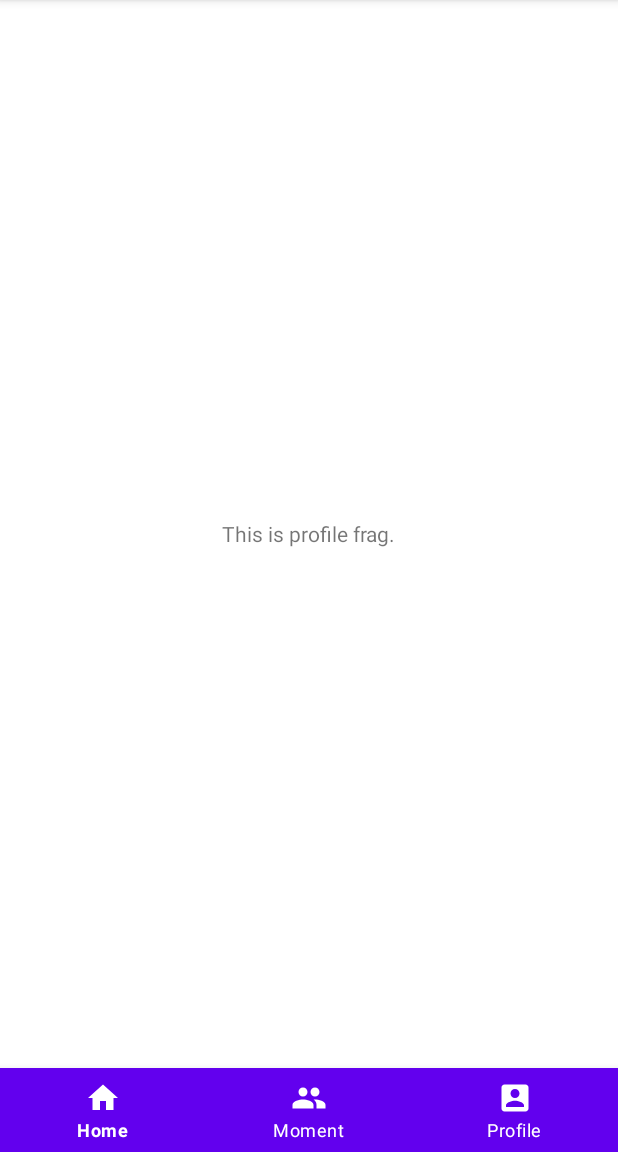
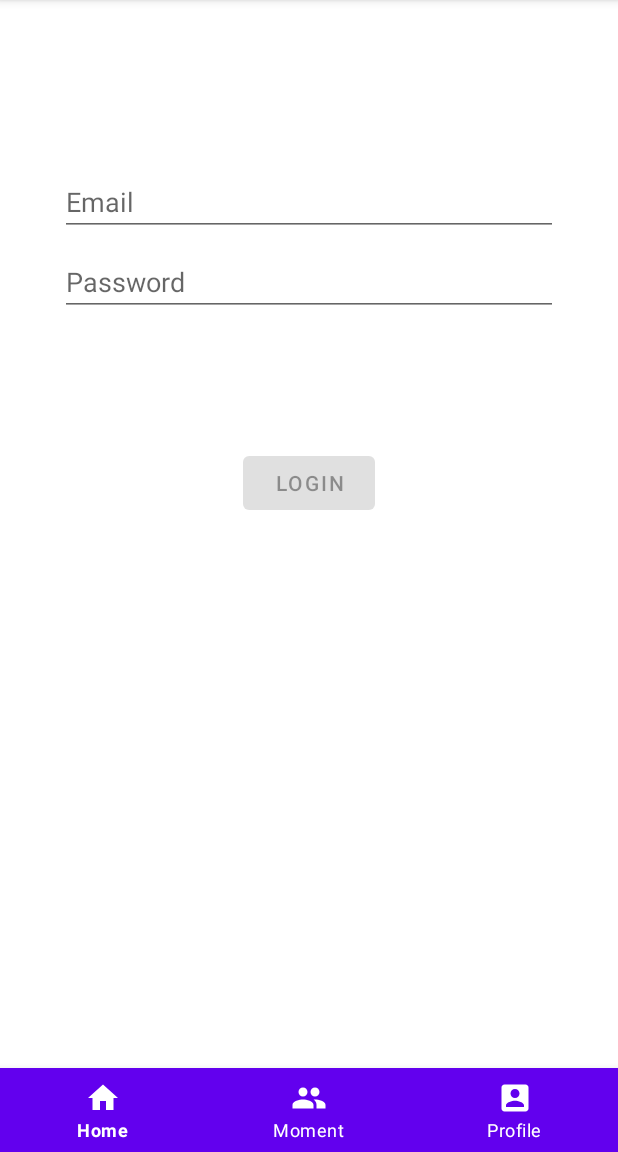
Before and after one commit to android-app-development-course/2021autumn-B3-bubble_tea, an Android app: the screen it shows after launch (MainActivity), item 3 of the bottom bar chosen, on a phone screen of 412 x 824 dp, the part 84-1236 px from its top. Run offline under Robolectric (Android 15) with nearby library versions, the phone set to English and light mode, and no system bars.

Commit message:
Initialize login_fragment

```diff
--- a/app/build.gradle
+++ b/app/build.gradle
@@ -25,6 +25,9 @@
         sourceCompatibility JavaVersion.VERSION_1_8
         targetCompatibility JavaVersion.VERSION_1_8
     }
+    buildFeatures {
+        viewBinding true
+    }
 }
 
 dependencies {
@@ -33,6 +36,9 @@
     implementation 'com.google.android.material:material:1.4.0'
     implementation 'androidx.constraintlayout:constraintlayout:2.1.0'
     implementation 'androidx.legacy:legacy-support-v4:1.0.0'
+    implementation 'androidx.annotation:annotation:1.2.0'
+    implementation 'androidx.lifecycle:lifecycle-livedata-ktx:2.3.1'
+    implementation 'androidx.lifecycle:lifecycle-viewmodel-ktx:2.3.1'
     testImplementation 'junit:junit:4.13.2'
     androidTestImplementation 'androidx.test.ext:junit:1.1.3'
     androidTestImplementation 'androidx.test.espresso:espresso-core:3.4.0'
--- a/app/src/main/java/com/my/bubbletea/MainActivity.java
+++ b/app/src/main/java/com/my/bubbletea/MainActivity.java
@@ -14,13 +14,16 @@
 import com.my.bubbletea.fragments.HomeFragment;
 import com.my.bubbletea.fragments.MomentFragment;
 import com.my.bubbletea.fragments.ProfileFragment;
+import com.my.bubbletea.ui.login.LoginFragment;
 
 public class MainActivity extends AppCompatActivity {
     private Fragment homeFragment;
     private Fragment profileFragment;
     private Fragment momentFragment;
-    private NavigationView navigationView;
     private BottomNavigationView bottomNavigationView;
+    private Fragment loginFragment;
+
+
 
 
     @Override
@@ -32,6 +35,7 @@
         homeFragment = new HomeFragment();
         profileFragment = new ProfileFragment();
         momentFragment = new MomentFragment();
+        loginFragment = new LoginFragment();
 
         bottomNavigationView = (BottomNavigationView) findViewById(R.id.bottom_navigation);
         bottomNavigationView.setOnItemSelectedListener(new NavigationBarView.OnItemSelectedListener() {
@@ -45,12 +49,15 @@
                         changeCurrentFragment(momentFragment);
                         break;
                     case R.id.icon_profile:
-                        changeCurrentFragment(profileFragment);
+                        // should be `profileFragment`
+                        changeCurrentFragment(loginFragment);
                         break;
                 }
                 return false;
             }
         });
+
+
 
         changeCurrentFragment(homeFragment);
     }
--- /dev/null
+++ b/app/src/main/java/com/my/bubbletea/data/LoginRepository.java
@@ -0,0 +1,54 @@
+package com.my.bubbletea.data;
+
+import com.my.bubbletea.data.model.LoggedInUser;
+
+/**
+ * Class that requests authentication and user information from the remote data source and
+ * maintains an in-memory cache of login status and user credentials information.
+ */
+public class LoginRepository {
+
+    private static volatile LoginRepository instance;
+
+    private LoginDataSource dataSource;
+
+    // If user credentials will be cached in local storage, it is recommended it be encrypted
+    // @see https://developer.android.com/training/articles/keystore
+    private LoggedInUser user = null;
+
+    // private constructor : singleton access
+    private LoginRepository(LoginDataSource dataSource) {
+        this.dataSource = dataSource;
+    }
+
+    public static LoginRepository getInstance(LoginDataSource dataSource) {
+        if (instance == null) {
+            instance = new LoginRepository(dataSource);
+        }
+        return instance;
+    }
+
+    public boolean isLoggedIn() {
+        return user != null;
+    }
+
+    public void logout() {
+        user = null;
+        dataSource.logout();
+    }
+
+    private void setLoggedInUser(LoggedInUser user) {
+        this.user = user;
+        // If user credentials will be cached in local storage, it is recommended it be encrypted
+        // @see https://developer.android.com/training/articles/keystore
+    }
+
+    public Result<LoggedInUser> login(String username, String password) {
+        // handle login
+        Result<LoggedInUser> result = dataSource.login(username, password);
+        if (result instanceof Result.Success) {
+            setLoggedInUser(((Result.Success<LoggedInUser>) result).getData());
+        }
+        return result;
+    }
+}
--- /dev/null
+++ b/app/src/main/java/com/my/bubbletea/ui/login/LoginFragment.java
@@ -0,0 +1,151 @@
+package com.my.bubbletea.ui.login;
+
+import androidx.lifecycle.Observer;
+import androidx.lifecycle.ViewModelProvider;
+import androidx.annotation.NonNull;
+import androidx.annotation.Nullable;
+import androidx.annotation.StringRes;
+import androidx.fragment.app.Fragment;
+
+import android.os.Bundle;
+import android.text.Editable;
+import android.text.TextWatcher;
+import android.view.KeyEvent;
+import android.view.LayoutInflater;
+import android.view.View;
+import android.view.ViewGroup;
+import android.view.inputmethod.EditorInfo;
+import android.widget.Button;
+import android.widget.EditText;
+import android.widget.ProgressBar;
+import android.widget.TextView;
+import android.widget.Toast;
+
+import com.my.bubbletea.databinding.FragmentLoginBinding;
+
+import com.my.bubbletea.R;
+
+public class LoginFragment extends Fragment {
+
+    private LoginViewModel loginViewModel;
+    private FragmentLoginBinding binding;
+
+    @Nullable
+    @Override
+    public View onCreateView(@NonNull LayoutInflater inflater,
+                             @Nullable ViewGroup container,
+                             @Nullable Bundle savedInstanceState) {
+
+        binding = FragmentLoginBinding.inflate(inflater, container, false);
+        return binding.getRoot();
+    }
+
+    @Override
+    public void onViewCreated(@NonNull View view, @Nullable Bundle savedInstanceState) {
+        super.onViewCreated(view, savedInstanceState);
+        loginViewModel = new ViewModelProvider(this, new LoginViewModelFactory())
+                .get(LoginViewModel.class);
+
+        final EditText usernameEditText = binding.username;
+        final EditText passwordEditText = binding.password;
+        final Button loginButton = binding.login;
+        final ProgressBar loadingProgressBar = binding.loading;
+
+        // 大概是动态检测 两个输入框的状态，进行提示
+        loginViewModel.getLoginFormState().observe(getViewLifecycleOwner(), new Observer<LoginFormState>() {
+            @Override
+            public void onChanged(@Nullable LoginFormState loginFormState) {
+                if (loginFormState == null) {
+                    return;
+                }
+                loginButton.setEnabled(loginFormState.isDataValid());
+                if (loginFormState.getUsernameError() != null) {
+                    usernameEditText.setError(getString(loginFormState.getUsernameError()));
+                }
+                if (loginFormState.getPasswordError() != null) {
+                    passwordEditText.setError(getString(loginFormState.getPasswordError()));
+                }
+            }
+        });
+
+
+        loginViewModel.getLoginResult().observe(getViewLifecycleOwner(), new Observer<LoginResult>() {
+            @Override
+            public void onChanged(@Nullable LoginResult loginResult) {
+                if (loginResult == null) {
+                    return;
+                }
+                loadingProgressBar.setVisibility(View.GONE);
+                if (loginResult.getError() != null) {
+                    showLoginFailed(loginResult.getError());
+                }
+                if (loginResult.getSuccess() != null) {
+                    updateUiWithUser(loginResult.getSuccess());
+                }
+            }
+        });
+
+        TextWatcher afterTextChangedListener = new TextWatcher() {
+            @Override
+            public void beforeTextChanged(CharSequence s, int start, int count, int after) {
+                // ignore
+            }
+
+            @Override
+            public void onTextChanged(CharSequence s, int start, int before, int count) {
+                // ignore
+            }
+
+            @Override
+            public void afterTextChanged(Editable s) {
+                loginViewModel.loginDataChanged(usernameEditText.getText().toString(),
+                        passwordEditText.getText().toString());
+            }
+        };
+        usernameEditText.addTextChangedListener(afterTextChangedListener);
+        passwordEditText.addTextChangedListener(afterTextChangedListener);
+        passwordEditText.setOnEditorActionListener(new TextView.OnEditorActionListener() {
+
+            @Override
+            public boolean onEditorAction(TextView v, int actionId, KeyEvent event) {
+                if (actionId == EditorInfo.IME_ACTION_DONE) {
+                    loginViewModel.login(usernameEditText.getText().toString(),
+                            passwordEditText.getText().toString());
+                }
+                return false;
+            }
+        });
+
+        loginButton.setOnClickListener(new View.OnClickListener() {
+            @Override
+            public void onClick(View v) {
+                loadingProgressBar.setVisibility(View.VISIBLE);
+                loginViewModel.login(usernameEditText.getText().toString(),
+                        passwordEditText.getText().toString());
+            }
+        });
+    }
+
+    private void updateUiWithUser(LoggedInUserView model) {
+        String welcome = getString(R.string.welcome) + model.getDisplayName();
+        // TODO : initiate successful logged in experience
+        if (getContext() != null && getContext().getApplicationContext() != null) {
+            Toast.makeText(getContext().getApplicationContext(), welcome, Toast.LENGTH_LONG).show();
+        }
+    }
+
+    private void showLoginFailed(@StringRes Integer errorString) {
+        if (getContext() != null && getContext().getApplicationContext() != null) {
+            Toast.makeText(
+                    getContext().getApplicationContext(),
+                    errorString,
+                    Toast.LENGTH_LONG).show();
+        }
+    }
+
+    @Override
+    public void onDestroyView() {
+        super.onDestroyView();
+        binding = null;
+    }
+}
--- /dev/null
+++ b/app/src/main/java/com/my/bubbletea/ui/login/LoginViewModel.java
@@ -0,0 +1,70 @@
+package com.my.bubbletea.ui.login;
+
+import androidx.lifecycle.LiveData;
+import androidx.lifecycle.MutableLiveData;
+import androidx.lifecycle.ViewModel;
+
+import android.util.Patterns;
+
+import com.my.bubbletea.data.LoginRepository;
+import com.my.bubbletea.data.Result;
+import com.my.bubbletea.data.model.LoggedInUser;
+import com.my.bubbletea.R;
+
+public class LoginViewModel extends ViewModel {
+
+    private MutableLiveData<LoginFormState> loginFormState = new MutableLiveData<>();
+    private MutableLiveData<LoginResult> loginResult = new MutableLiveData<>();
+    private LoginRepository loginRepository;
+
+    LoginViewModel(LoginRepository loginRepository) {
+        this.loginRepository = loginRepository;
+    }
+
+    LiveData<LoginFormState> getLoginFormState() {
+        return loginFormState;
+    }
+
+    LiveData<LoginResult> getLoginResult() {
+        return loginResult;
+    }
+
+    public void login(String username, String password) {
+        // can be launched in a separate asynchronous job
+        Result<LoggedInUser> result = loginRepository.login(username, password);
+
+        if (result instanceof Result.Success) {
+            LoggedInUser data = ((Result.Success<LoggedInUser>) result).getData();
+            loginResult.setValue(new LoginResult(new LoggedInUserView(data.getDisplayName())));
+        } else {
+            loginResult.setValue(new LoginResult(R.string.login_failed));
+        }
+    }
+
+    public void loginDataChanged(String username, String password) {
+        if (!isUserNameValid(username)) {
+            loginFormState.setValue(new LoginFormState(R.string.invalid_username, null));
+        } else if (!isPasswordValid(password)) {
+            loginFormState.setValue(new LoginFormState(null, R.string.invalid_password));
+        } else {
+            loginFormState.setValue(new LoginFormState(true));
+        }
+    }
+
+    // A placeholder username validation check
+    private boolean isUserNameValid(String username) {
+        if (username == null) {
+            return false;
+        }
+        if (username.contains("@")) {
+            return Patterns.EMAIL_ADDRESS.matcher(username).matches();
+        } else {
+            return !username.trim().isEmpty();
+        }
+    }
+
+    // A placeholder password validation check
+    private boolean isPasswordValid(String password) {
+        return password != null && password.trim().length() > 5;
+    }
+}
--- /dev/null
+++ b/app/src/main/java/com/my/bubbletea/ui/login/LoginViewModelFactory.java
@@ -0,0 +1,26 @@
+package com.my.bubbletea.ui.login;
+
+import androidx.lifecycle.ViewModel;
+import androidx.lifecycle.ViewModelProvider;
+import androidx.annotation.NonNull;
+
+import com.my.bubbletea.data.LoginDataSource;
+import com.my.bubbletea.data.LoginRepository;
+
+/**
+ * ViewModel provider factory to instantiate LoginViewModel.
+ * Required given LoginViewModel has a non-empty constructor
+ */
+public class LoginViewModelFactory implements ViewModelProvider.Factory {
+
+    @NonNull
+    @Override
+    @SuppressWarnings("unchecked")
+    public <T extends ViewModel> T create(@NonNull Class<T> modelClass) {
+        if (modelClass.isAssignableFrom(LoginViewModel.class)) {
+            return (T) new LoginViewModel(LoginRepository.getInstance(new LoginDataSource()));
+        } else {
+            throw new IllegalArgumentException("Unknown ViewModel class");
+        }
+    }
+}
--- /dev/null
+++ b/app/src/main/res/layout/fragment_login.xml
@@ -0,0 +1,77 @@
+<?xml version="1.0" encoding="utf-8"?>
+<androidx.constraintlayout.widget.ConstraintLayout xmlns:android="http://schemas.android.com/apk/res/android"
+    xmlns:app="http://schemas.android.com/apk/res-auto"
+    xmlns:tools="http://schemas.android.com/tools"
+    android:id="@+id/container"
+    android:layout_width="match_parent"
+    android:layout_height="match_parent"
+    android:paddingLeft="@dimen/fragment_horizontal_margin"
+    android:paddingTop="@dimen/fragment_vertical_margin"
+    android:paddingRight="@dimen/fragment_horizontal_margin"
+    android:paddingBottom="@dimen/fragment_vertical_margin"
+    tools:context=".ui.login.LoginFragment">
+
+    <EditText
+        android:id="@+id/username"
+        android:layout_width="0dp"
+        android:layout_height="wrap_content"
+        android:layout_marginStart="24dp"
+        android:layout_marginTop="96dp"
+        android:layout_marginEnd="24dp"
+        android:hint="@string/prompt_email"
+        android:inputType="textEmailAddress"
+        android:selectAllOnFocus="true"
+        app:layout_constraintEnd_toEndOf="parent"
+        app:layout_constraintStart_toStartOf="parent"
+        app:layout_constraintTop_toTopOf="parent" />
+
+    <EditText
+        android:id="@+id/password"
+        android:layout_width="0dp"
+        android:layout_height="wrap_content"
+        android:layout_marginStart="24dp"
+        android:layout_marginTop="8dp"
+        android:layout_marginEnd="24dp"
+        android:hint="@string/prompt_password"
+        android:imeActionLabel="@string/action_login_in"
+        android:imeOptions="actionDone"
+        android:inputType="textPassword"
+        android:selectAllOnFocus="true"
+        app:layout_constraintEnd_toEndOf="parent"
+        app:layout_constraintStart_toStartOf="parent"
+        app:layout_constraintTop_toBottomOf="@+id/username" />
+
+    <Button
+        android:id="@+id/login"
+        android:layout_width="wrap_content"
+        android:layout_height="wrap_content"
+        android:layout_gravity="start"
+        android:layout_marginStart="48dp"
+        android:layout_marginTop="16dp"
+        android:layout_marginEnd="48dp"
+        android:layout_marginBottom="64dp"
+        android:enabled="false"
+        android:text="@string/action_login_in"
+        app:layout_constraintBottom_toBottomOf="parent"
+        app:layout_constraintEnd_toEndOf="parent"
+        app:layout_constraintStart_toStartOf="parent"
+        app:layout_constraintTop_toBottomOf="@+id/password"
+        app:layout_constraintVertical_bias="0.2" />
+
+    <ProgressBar
+        android:id="@+id/loading"
+        android:layout_width="wrap_content"
+        android:layout_height="wrap_content"
+        android:layout_gravity="center"
+        android:layout_marginStart="32dp"
+        android:layout_marginTop="64dp"
+        android:layout_marginEnd="32dp"
+        android:layout_marginBottom="64dp"
+        android:visibility="gone"
+        app:layout_constraintBottom_toBottomOf="parent"
+        app:layout_constraintEnd_toEndOf="@+id/password"
+        app:layout_constraintStart_toStartOf="@+id/password"
+        app:layout_constraintTop_toTopOf="parent"
+        app:layout_constraintVertical_bias="0.3" />
+
+</androidx.constraintlayout.widget.ConstraintLayout>
--- /dev/null
+++ b/app/src/main/res/values/dimens.xml
@@ -0,0 +1,5 @@
+<resources>
+    <!-- Default screen margins, per the Android Design guidelines. -->
+    <dimen name="fragment_horizontal_margin">16dp</dimen>
+    <dimen name="fragment_vertical_margin">16dp</dimen>
+</resources>
--- a/app/src/main/res/values/strings.xml
+++ b/app/src/main/res/values/strings.xml
@@ -1,5 +1,13 @@
 <resources>
     <string name="app_name">Bubble Tea</string>
-    <!-- TODO: Remove or change this placeholder text -->
     <string name="hello_blank_fragment">Hello blank fragment</string>
+    <!-- Strings related to login -->
+    <string name="prompt_email">Email</string>
+    <string name="prompt_password">Password</string>
+    <string name="action_login_in">Login</string>
+    <string name="welcome">"Welcome!"</string>
+
+    <string name="invalid_username">Not a valid username</string>
+    <string name="invalid_password">Password must be > 5 characters</string>
+    <string name="login_failed">"Login failed"</string>
 </resources>
```
Also changed, not shown: app/src/main/java/com/my/bubbletea/data/LoginDataSource.java (added, +29 -0 lines), app/src/main/java/com/my/bubbletea/data/Result.java (added, +48 -0 lines), app/src/main/java/com/my/bubbletea/data/model/LoggedInUser.java (added, +23 -0 lines), app/src/main/java/com/my/bubbletea/ui/login/LoggedInUserView.java (added, +17 -0 lines), app/src/main/java/com/my/bubbletea/ui/login/LoginFormState.java (added, +40 -0 lines), app/src/main/java/com/my/bubbletea/ui/login/LoginResult.java (added, +31 -0 lines).
